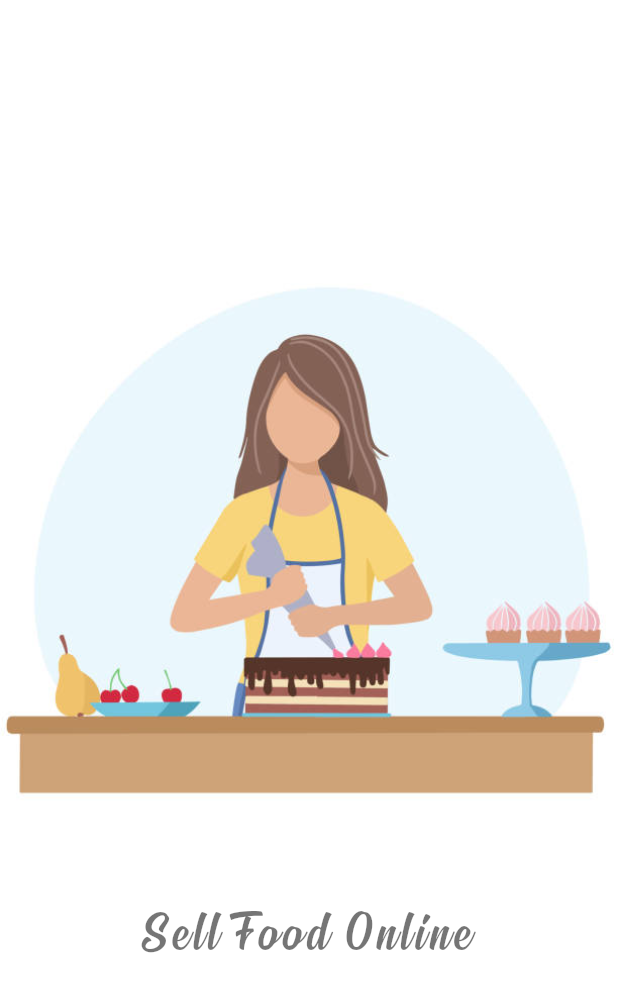
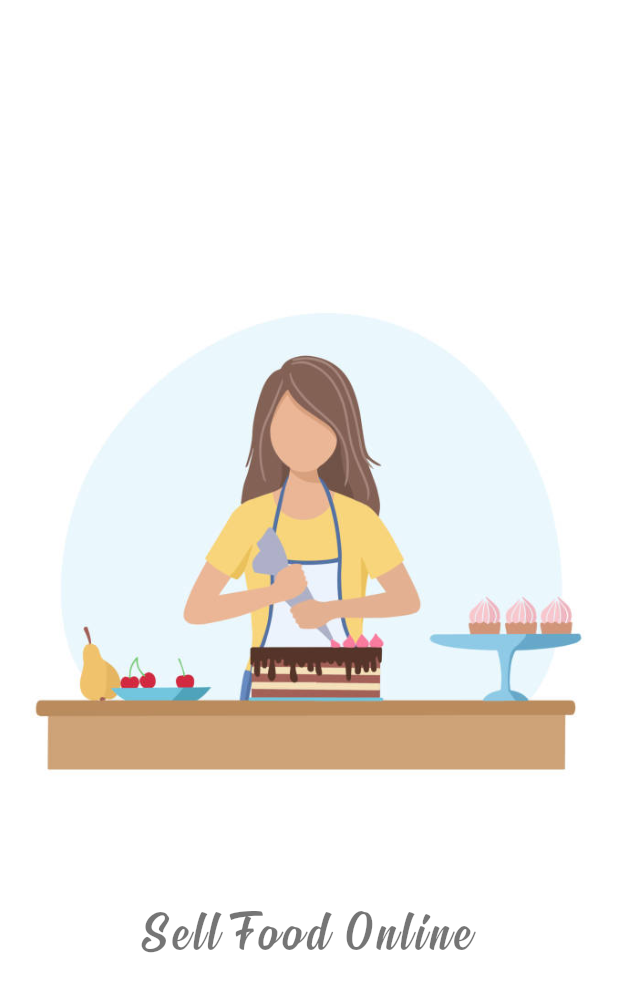
Before and after one commit to khuram2025/foodpanda, a Flutter app: the screen it shows after launch, on a phone screen of 412 x 824 dp. Shown: the top 992 px of the screen. Run offline on Flutter 3.47's test engine with Material 2 defaults, Android fonts, the phone set to English and light mode, and no system bars.

Commit message:
3rd lecture Complete

```diff
--- a/lib/main.dart
+++ b/lib/main.dart
@@ -16,7 +16,7 @@ class MyApp extends StatelessWidget {
       theme: ThemeData(
         primarySwatch: Colors.blue,
       ),
-      home: MySplashScreen(),
+      home: const MySplashScreen(),
     );
   }
 }
--- a/lib/splashScreen/splashScreen.dart
+++ b/lib/splashScreen/splashScreen.dart
@@ -1,4 +1,7 @@
+import 'dart:async';
+
 import 'package:flutter/material.dart';
+import 'package:foodpanda_sellers_app/authentication/auth_screen.dart';
 
 
 class MySplashScreen extends StatefulWidget {
@@ -9,6 +12,19 @@ class MySplashScreen extends StatefulWidget {
 }
 
 class _MySplashScreenState extends State<MySplashScreen> {
+
+  startTimer(){
+    Timer(Duration(seconds: 60), () async {
+      Navigator.push(context, MaterialPageRoute(builder: (c) => AuthScreen()));
+    });
+  }
+
+  @override
+  void initState() {
+    super.initState();
+    startTimer();
+  }
+
   @override
   Widget build(BuildContext context) {
     return Material(
@@ -18,7 +34,10 @@ class _MySplashScreenState extends State<MySplashScreen> {
           child: Column(
             mainAxisAlignment: MainAxisAlignment.center,
             children: [
-              Image.asset("images/splash.jpg"),
+              Padding(
+                padding: const EdgeInsets.all(20.0),
+                child: Image.asset("images/splash.jpg"),
+              ),
               const SizedBox(height: 10,),
               const Padding(
                 padding: EdgeInsets.all(18.0),
```
Also changed, not shown: lib/authentication/auth_screen.dart (added, +20 -0 lines).
